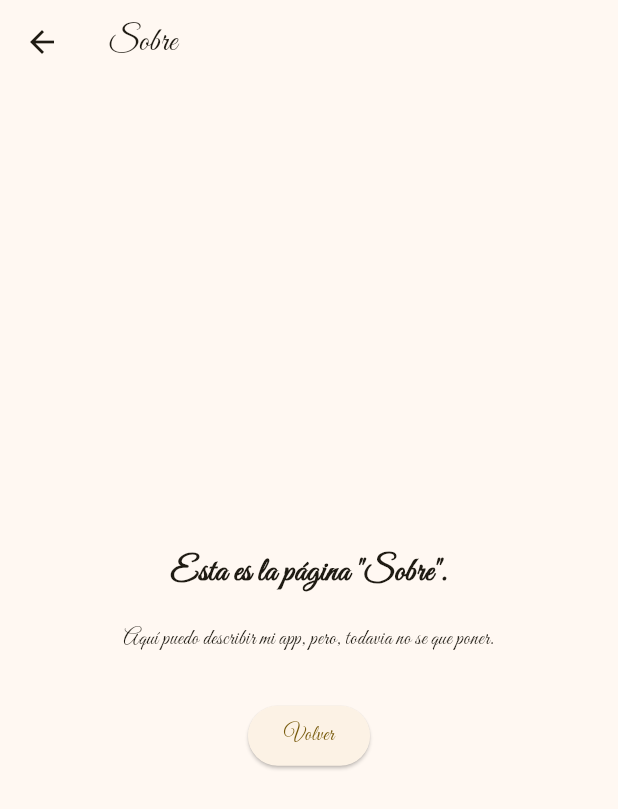
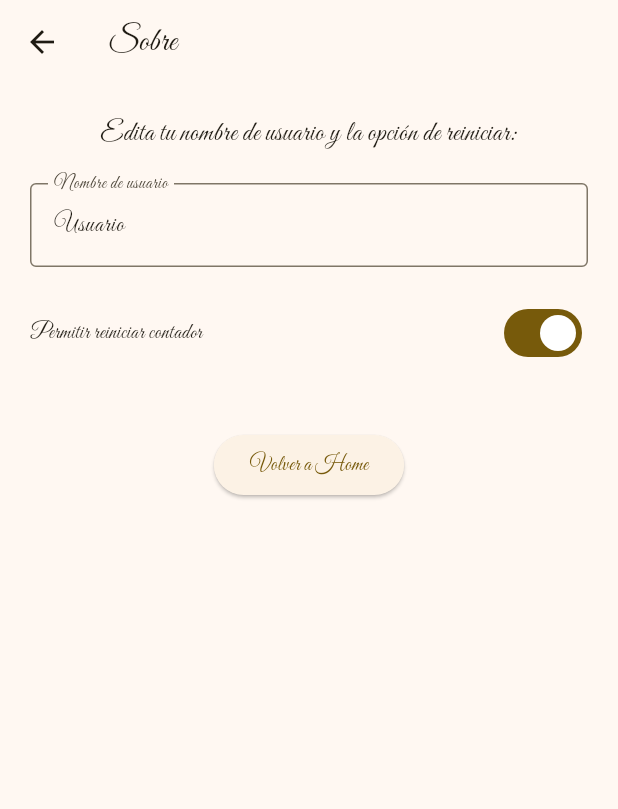
Before and after one commit to Juan-Rabay/3479A321_2020479040, a Flutter app: the MyHomePage screen opened directly, after a tap on the "add" icon, after a tap on "Ir a otra pantalla", on a phone screen of 412 x 824 dp. Shown: the top 809 px of the screen. Run offline on Flutter 3.47's test engine with Material 3 defaults, Android fonts, the phone set to English and light mode, and no system bars; our stand-ins replace flutter_svg, logger.

Commit message:
lab 6 resuelto 100% funcional

```diff
--- a/lib/pages/about_page.dart
+++ b/lib/pages/about_page.dart
@@ -1,38 +1,68 @@
 import 'package:flutter/material.dart';
+import 'package:provider/provider.dart';
+import 'package:logger/logger.dart';
+import 'home_page.dart';
+import '../providers/app_data.dart';
 
 class AboutPage extends StatelessWidget {
   const AboutPage({super.key});
 
   @override
   Widget build(BuildContext context) {
+    final logger = Logger();
+    final appData = context.watch<AppData>();
+    final nameController = TextEditingController(text: appData.username);
+
     return Scaffold(
-      appBar: AppBar(
-        title: const Text('Sobre'),
-      ),
-      body: Center(
-        child: Padding(
+      appBar: AppBar(title: const Text('Sobre')),
+      body: Padding(
         padding: const EdgeInsets.all(20),
         child: Column(
-            mainAxisAlignment: MainAxisAlignment.center,
           children: [
             const Text(
-                'Esta es la página "Sobre".',
-                style: TextStyle(fontSize: 22, fontWeight: FontWeight.bold),
+              'Edita tu nombre de usuario y la opción de reiniciar:',
+              style: TextStyle(fontSize: 18),
             ),
             const SizedBox(height: 20),
-              const Text(
-                'Aquí puedo describir mi app, pero, todavia no se que poner.',
-                textAlign: TextAlign.center,
+
+            // 1) TextField para cambiar username
+            TextField(
+              controller: nameController,
+              decoration: const InputDecoration(
+                labelText: 'Nombre de usuario',
+                border: OutlineInputBorder(),
               ),
-              const SizedBox(height: 30),
+              onChanged: (value) {
+                appData.setUsername(value);
+                logger.d('USERNAME changed to $value');
+              },
+            ),
+            const SizedBox(height: 20),
+
+            // 2) Switch para permitir o no el reset
+            Row(
+              mainAxisAlignment: MainAxisAlignment.spaceBetween,
+              children: [
+                const Text('Permitir reiniciar contador'),
+                Switch(
+                  value: appData.allowReset,
+                  onChanged: (val) {
+                    appData.toggleReset(val);
+                    logger.d('allowReset changed to $val');
+                  },
+                ),
+              ],
+            ),
+            const SizedBox(height: 40),
+
+            // 3) Botón para volver (pop)
             ElevatedButton(
               onPressed: () {
                 Navigator.pop(context);
               },
-                child: const Text('Volver'),
+              child: const Text('Volver a Home'),
             ),
           ],
-          ),
         ),
       ),
     );
--- a/lib/pages/home_page.dart
+++ b/lib/pages/home_page.dart
@@ -1,61 +1,89 @@
 import 'package:flutter/material.dart';
 import 'package:flutter_svg/flutter_svg.dart';
 import 'package:logger/logger.dart';
+import 'package:provider/provider.dart';
+import '../providers/app_data.dart';
+import 'about_page.dart';
 import 'list_content_page.dart';
-import 'about_page.dart';
 
 class MyHomePage extends StatefulWidget {
   const MyHomePage({super.key, required this.title});
-
   final String title;
 
   @override
-  State<MyHomePage> createState() => _MyHomePageState();
+  State<MyHomePage> createState() {
+    Logger().d('createState: creando estado para MyHomePage');
+    return _MyHomePageState();
+  }
 }
 
 class _MyHomePageState extends State<MyHomePage> {
-  int _counter = 0;
-  String iconPath = 'assets/icons/my_icon.svg';
-
   final Logger logger = Logger();
 
-  void _incrementCounter() {
-    setState(() {
-      _counter++;
-    });
-    logger.d("Incremented counter to $_counter");
+  @override
+  void initState() {
+    super.initState();
+    logger.d('initState: widget insertado en el árbol por primera vez');
   }
 
-  void _decrementCounter() {
-    setState(() {
-      if (_counter > 0) _counter--;
-    });
-    logger.d("Decremented counter to $_counter");
+  @override
+  void didChangeDependencies() {
+    super.didChangeDependencies();
+    logger.d(
+      'didChangeDependencies: dependencias cambiaron o se inicializaron',
+    );
   }
 
-  void _resetCounter() {
-    setState(() {
-      _counter = 0;
-    });
-    logger.d("Reset counter to $_counter");
+  @override
+  void didUpdateWidget(covariant MyHomePage oldWidget) {
+    super.didUpdateWidget(oldWidget);
+    logger.d(
+      'didUpdateWidget: MyHomePage se reconstruyó con nuevas propiedades',
+    );
   }
 
-  void _navigateToAnotherPage() {
-    if (_counter % 2 == 0) {
-      Navigator.push(
+  @override
+  void deactivate() {
+    logger.d('deactivate: el widget será removido del árbol');
+    super.deactivate();
+  }
+
+  @override
+  void dispose() {
+    logger.d('dispose: el widget fue destruido permanentemente');
+    super.dispose();
+  }
+
+  @override
+  void reassemble() {
+    super.reassemble();
+    logger.d('reassemble: la aplicación hizo hot reload');
+  }
+
+  void _navigate(BuildContext context, bool replace) {
+    final appData = context.read<AppData>();
+    final Widget page = (appData.counter % 2 == 0)
+        ? const ListContentPage()
+        : const AboutPage();
+
+    if (replace) {
+      Navigator.pushReplacement(
         context,
-        MaterialPageRoute(builder: (context) => const ListContentPage()),
+        MaterialPageRoute(builder: (_) => page),
       );
     } else {
       Navigator.push(
         context,
-        MaterialPageRoute(builder: (context) => const AboutPage()),
+        MaterialPageRoute(builder: (_) => page),
       );
     }
   }
 
   @override
   Widget build(BuildContext context) {
+    final appData = context.watch<AppData>();
+    logger.d('build: dibujando widget - mounted: $mounted');
+
     return Scaffold(
       appBar: AppBar(
         backgroundColor: Theme.of(context).colorScheme.inversePrimary,
@@ -63,17 +91,21 @@ class _MyHomePageState extends State<MyHomePage> {
       ),
       body: Center(
         child: Card(
-          margin: const EdgeInsets.all(20.0),
-          shape: RoundedRectangleBorder(borderRadius: BorderRadius.circular(15)),
+          margin: const EdgeInsets.all(20),
+          shape:
+              RoundedRectangleBorder(borderRadius: BorderRadius.circular(15)),
           elevation: 8,
           child: Padding(
-            padding: const EdgeInsets.all(20.0),
+            padding: const EdgeInsets.all(20),
             child: Column(
               mainAxisSize: MainAxisSize.min,
-              children: <Widget>[
-                const Text(
-                  '¡Bienvenido a Flutter',
-                  style: TextStyle(fontSize: 26, fontWeight: FontWeight.bold),
+              children: [
+                Text(
+                  '¡Bienvenido, ${appData.username}!',
+                  style: const TextStyle(
+                    fontSize: 26,
+                    fontWeight: FontWeight.bold,
+                  ),
                 ),
                 const SizedBox(height: 10),
                 const Text(
@@ -81,10 +113,14 @@ class _MyHomePageState extends State<MyHomePage> {
                   textAlign: TextAlign.center,
                 ),
                 const SizedBox(height: 20),
-                SvgPicture.asset('assets/icons/my_icon.svg', width: 100, height: 100),
+                SvgPicture.asset(
+                  'assets/icons/my_icon.svg',
+                  width: 100,
+                  height: 100,
+                ),
                 const SizedBox(height: 20),
                 Text(
-                  'Contador: $_counter',
+                  'Contador: ${appData.counter}',
                   style: Theme.of(context).textTheme.headlineMedium,
                 ),
                 const SizedBox(height: 20),
@@ -92,26 +128,49 @@ class _MyHomePageState extends State<MyHomePage> {
                   mainAxisAlignment: MainAxisAlignment.spaceAround,
                   children: [
                     IconButton(
-                      onPressed: _decrementCounter,
+                      onPressed: () {
+                        appData.decrementCounter();
+                        logger.d('setState: contador decrementado');
+                      },
                       icon: const Icon(Icons.remove),
                       tooltip: 'Restar',
                     ),
+                    if (appData.allowReset)
+                      IconButton(
+                        onPressed: () {
+                          appData.resetCounter();
+                          logger.d('setState: contador reiniciado');
+                        },
+                        icon: const Icon(Icons.refresh),
+                        tooltip: 'Reiniciar',
+                      ),
                     IconButton(
-                      onPressed: _resetCounter,
-                      icon: const Icon(Icons.refresh),
-                      tooltip: 'Reiniciar',
-                    ),
-                    IconButton(
-                      onPressed: _incrementCounter,
+                      onPressed: () {
+                        appData.incrementCounter();
+                        logger.d('setState: contador incrementado');
+                      },
                       icon: const Icon(Icons.add),
                       tooltip: 'Sumar',
                     ),
                   ],
                 ),
                 const SizedBox(height: 20),
-                ElevatedButton(
-                  onPressed: _navigateToAnotherPage,
-                  child: const Text('Ir a otra pantalla'),
+                GestureDetector(
+                  onTap: () => _navigate(context, false),
+                  onLongPress: () => _navigate(context, true),
+                  child: Container(
+                    padding: const EdgeInsets.symmetric(
+                        vertical: 12, horizontal: 20),
+                    decoration: BoxDecoration(
+                      color: Theme.of(context).colorScheme.primary,
+                      borderRadius: BorderRadius.circular(8),
+                    ),
+                    child: const Text(
+                      'Ir a otra pantalla',
+                      textAlign: TextAlign.center,
+                      style: TextStyle(color: Colors.white),
+                    ),
+                  ),
                 ),
               ],
             ),
--- /dev/null
+++ b/lib/providers/app_data.dart
@@ -0,0 +1,38 @@
+import 'package:flutter/material.dart';
+
+class AppData extends ChangeNotifier {
+  int _counter = 0;
+  String _username = 'Usuario';
+  bool _allowReset = true;
+
+  int get counter => _counter;
+  String get username => _username;
+  bool get allowReset => _allowReset;
+
+  void incrementCounter() {
+    _counter++;
+    notifyListeners();
+  }
+
+  void decrementCounter() {
+    if (_counter > 0) {
+      _counter--;
+      notifyListeners();
+    }
+  }
+
+  void resetCounter() {
+    _counter = 0;
+    notifyListeners();
+  }
+
+  void setUsername(String name) {
+    _username = name;
+    notifyListeners();
+  }
+
+  void toggleReset(bool value) {
+    _allowReset = value;
+    notifyListeners();
+  }
+}
--- a/pubspec.yaml
+++ b/pubspec.yaml
@@ -14,6 +14,7 @@ dependencies:
   cupertino_icons: ^1.0.8
   flutter_svg: ^2.0.9
   logger: ^2.0.2
+  provider: ^6.1.5
 
 dev_dependencies:
   flutter_test:
```
Also changed, not shown: lib/main.dart (+10 -4 lines), pubspec.lock, 1 other file. Lines whose indentation alone changed are shown as unchanged.
